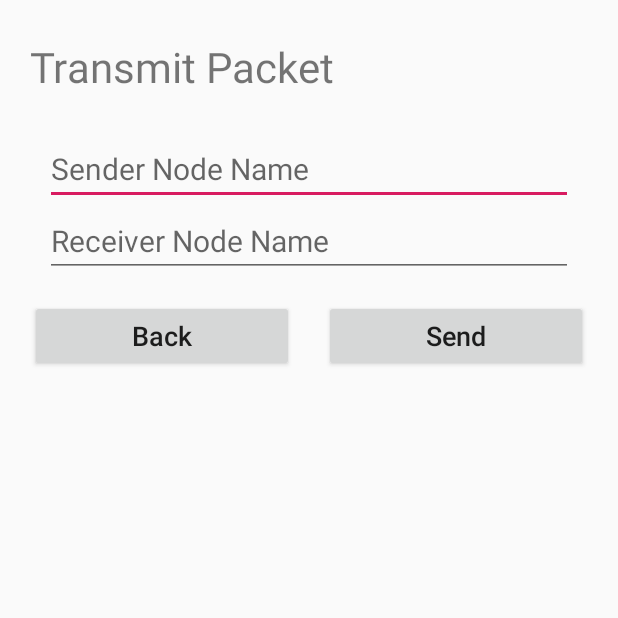
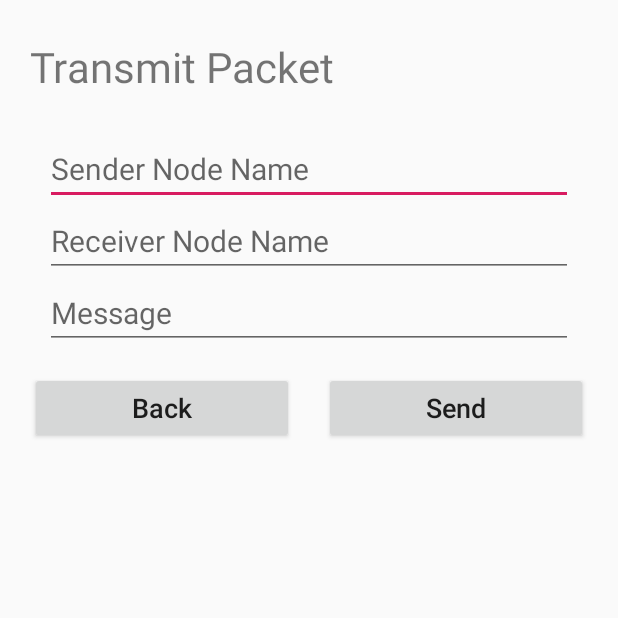
Before and after one commit to grizzythesnowman/MeshNetApp, an Android app: the TransmitPrepareActivity screen opened directly, with no data from a screen before it, on a phone screen of 412 x 824 dp, the top half of it. Run offline under Robolectric (Android 15) with nearby library versions, the phone set to English and light mode, and no system bars.

```diff
--- a/app/src/main/java/com/example/meshnetapp/NodeActivity.java
+++ b/app/src/main/java/com/example/meshnetapp/NodeActivity.java
@@ -53,7 +53,7 @@ public class NodeActivity extends AppCompatActivity implements PopupMenu.OnMenuI
             case R.id.sendMessage:
 //                SendMessageDialog sendMessage = new SendMessageDialog();
 //                sendMessage.setArguments(args);
-//                sendMessage.show(getSupportFragmentManager(), "Send Message");
+//                sendMessage.show(getSupportFragmentManager(), "btnSend Message");
                 return true;
             case R.id.deleteDevice:
                 AlertDialog.Builder builder = new AlertDialog.Builder(NodeActivity.this);
--- a/app/src/main/java/com/example/meshnetapp/TransmitPrepareActivity.java
+++ b/app/src/main/java/com/example/meshnetapp/TransmitPrepareActivity.java
@@ -9,21 +9,28 @@ import android.widget.Button;
 
 public class TransmitPrepareActivity extends AppCompatActivity {
 
-    Button Send;
+    Button btnSend;
+    Button btnBack;
 
     @Override
     protected void onCreate(Bundle savedInstanceState) {
         super.onCreate(savedInstanceState);
         setContentView(R.layout.activity_transmit_prepare);
 
-        Send = findViewById(R.id.btnSend);
+        btnSend = findViewById(R.id.btnSend);
+        btnBack = findViewById(R.id.btnBack);
 
-        Send.setOnClickListener(new View.OnClickListener() {
+        btnSend.setOnClickListener(new View.OnClickListener() {
             public void onClick(View v) {
                 Intent intent = new Intent(TransmitPrepareActivity.this, TransmitResultActivity.class);
                 startActivityForResult(intent,1);
             }
         });
 
+        btnBack.setOnClickListener(new View.OnClickListener() {
+            public void onClick(View v) {
+                finish();
+            }
+        });
     }
 }
--- a/app/src/main/res/layout/activity_transmit_prepare.xml
+++ b/app/src/main/res/layout/activity_transmit_prepare.xml
@@ -5,6 +5,8 @@
     android:layout_width="match_parent"
     android:layout_height="match_parent"
     android:orientation="vertical"
+    android:clickable="true"
+    android:focusable="true"
     tools:context=".TransmitPrepareActivity"
     android:id="@+id/transmitPrepareActivity">
 
@@ -28,6 +30,8 @@
             android:hint="Sender Node Name"
             android:layout_width="match_parent"
             android:layout_height="wrap_content"
+            android:singleLine="true"
+            android:nextFocusForward="@+id/txtReceiver"
             android:layout_marginRight="30dp"
             android:layout_marginLeft="30dp"
             android:textSize="20dp" />
@@ -37,6 +41,19 @@
             android:hint="Receiver Node Name"
             android:layout_width="match_parent"
             android:layout_height="wrap_content"
+            android:singleLine="true"
+            android:nextFocusForward="@+id/txtMessage"
+            android:layout_marginRight="30dp"
+            android:layout_marginLeft="30dp"
+            android:textSize="20dp" />
+
+        <EditText
+            android:id="@+id/txtMessage"
+            android:hint="Message"
+            android:layout_width="match_parent"
+            android:layout_height="wrap_content"
+            android:nextFocusForward="@+id/btnSend"
+            android:singleLine="false"
             android:layout_marginRight="30dp"
             android:layout_marginLeft="30dp"
             android:textSize="20dp" />
```
